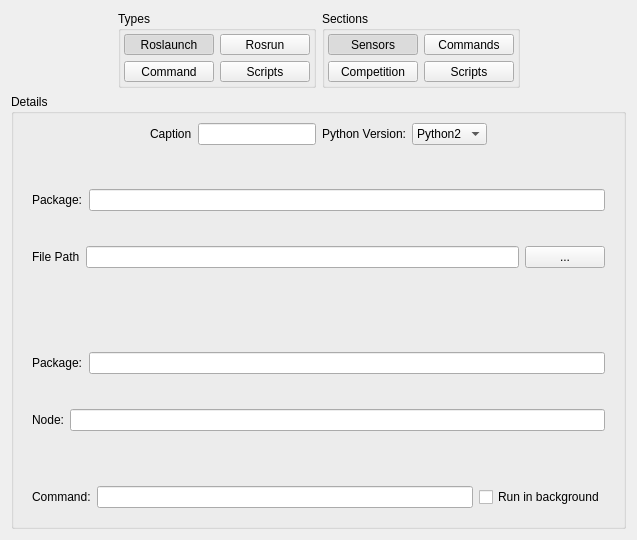
This is widgets/Dialogs/taskcreationform.ui in mimirobo/AtisLauncher as Qt 5 draws it before an edit. The edited form follows.
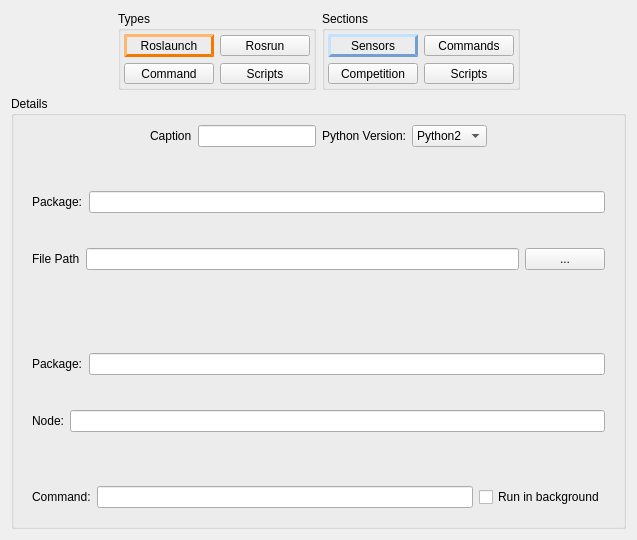
This is the edited form. Icons and pictures are not drawn.

Commit message: Colorized the border of type and section buttons

The edit to the form file:
```diff
--- a/widgets/Dialogs/taskcreationform.ui
+++ b/widgets/Dialogs/taskcreationform.ui
@@ -75,6 +75,9 @@
               <height>16777215</height>
              </size>
             </property>
+            <property name="styleSheet">
+             <string notr="true">border:3px;border-style: outset;border-color: rgb(245, 121, 0);</string>
+            </property>
             <property name="text">
              <string>Roslaunch</string>
             </property>
@@ -263,6 +266,9 @@
               <height>16777215</height>
              </size>
             </property>
+            <property name="styleSheet">
+             <string notr="true">border:3px;border-style: outset;border-color: rgb(114, 159, 207);</string>
+            </property>
             <property name="text">
              <string>Sensors</string>
             </property>
```
The commit also changes 2 other files.
